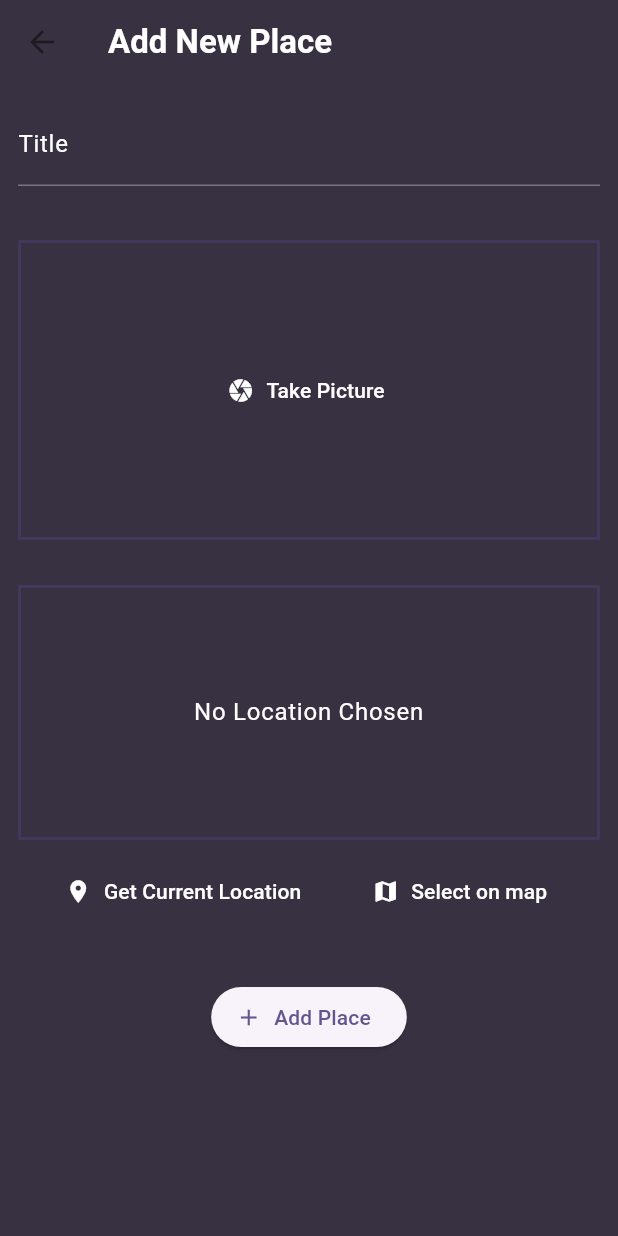
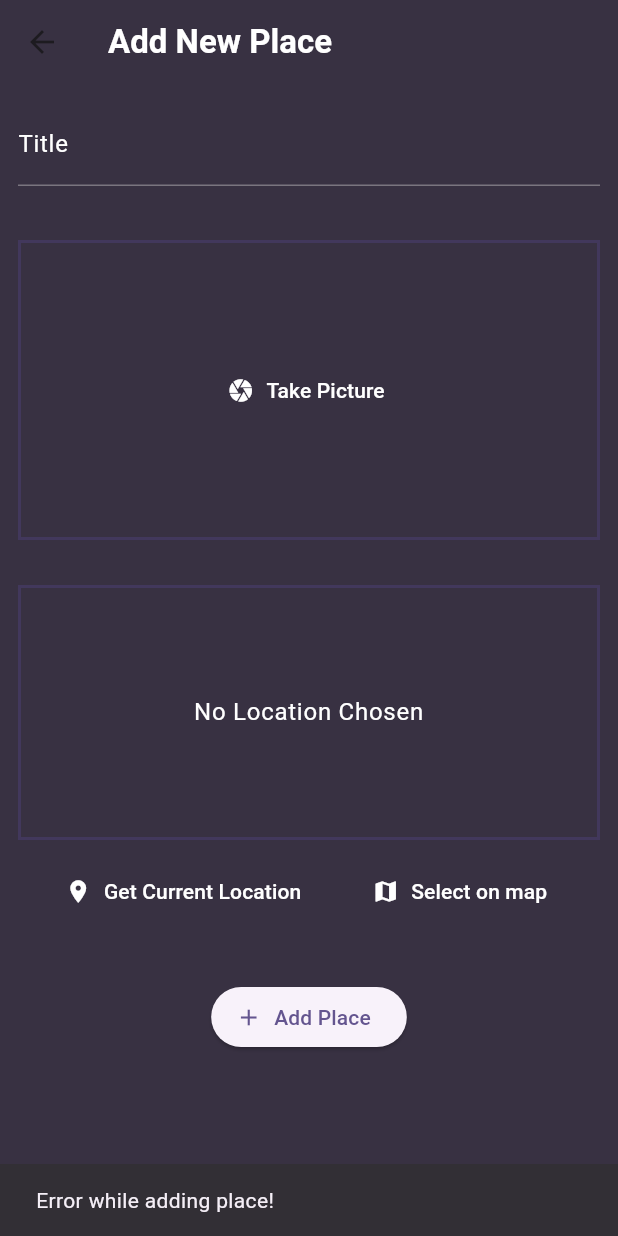
Before and after one commit to AtharvaParadkar/Favorite-Places-App, a Flutter app: the AddPlaceScreen screen opened directly, after a tap on "Add Place", on a phone screen of 412 x 824 dp. Run offline on Flutter 3.47's test engine with Material 3 defaults, Android fonts, the phone set to English and light mode, and no system bars; our stand-ins replace flutter_riverpod, google_fonts, google_maps_flutter, image_picker, location, sqflite; accounts and stored records are empty.

Commit message:
Update Gradle and dependencies to latest versions; add error handling in AddPlaceScreennnnn

```diff
--- a/lib/screens/add_place.dart
+++ b/lib/screens/add_place.dart
@@ -24,6 +24,7 @@ class _AddPlaceScreenState extends ConsumerState<AddPlaceScreen> {
     if (enteredTitle.isEmpty ||
         _selectedImage == null ||
         _selectedLoaction == null) {
+      ScaffoldMessenger.of(context).showSnackBar(const SnackBar(content: Text("Error while adding place!")));
       return;
     }
 
```
Also changed, not shown: 2 other files.
